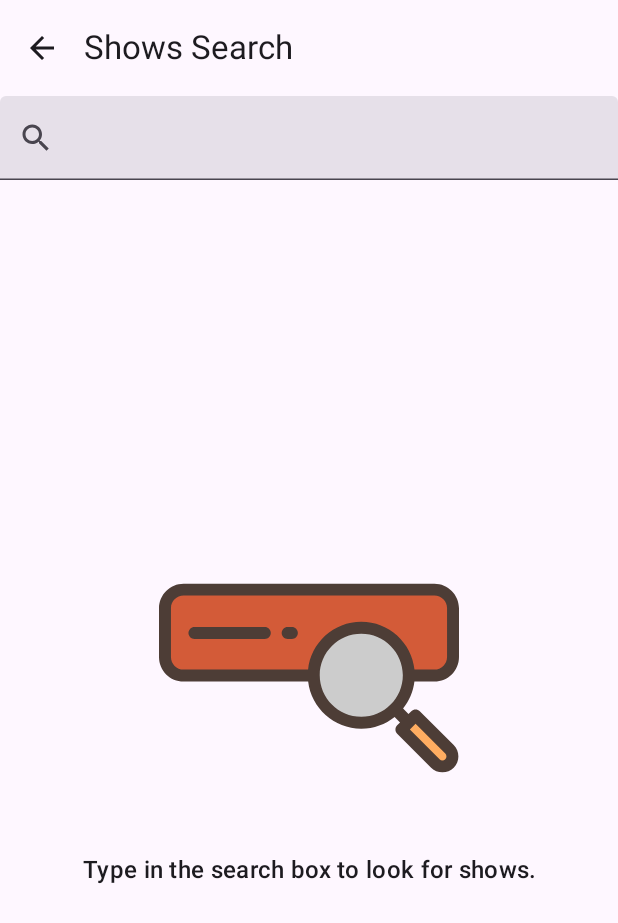
After one commit to DPVelarde/TvShowsSample, an Android app built with Jetpack Compose: the TvShowsSearchRoute screen opened through its navigation route, on a phone screen of 412 x 824 dp. The commit adds this screen. Shown: the top 923 px of the screen. Run offline under Robolectric (Android 15) with nearby library versions, the phone set to English and light mode, and no system bars; our stand-ins replace Dagger/Hilt's generated code.

Commit message:
- Add search feature

```diff
--- a/app/src/main/java/com/daniel/tvshowssample/schedule/TvShowsScheduleRoute.kt
+++ b/app/src/main/java/com/daniel/tvshowssample/schedule/TvShowsScheduleRoute.kt
@@ -4,6 +4,7 @@ import androidx.compose.runtime.Composable
 import androidx.compose.runtime.LaunchedEffect
 import androidx.hilt.navigation.compose.hiltViewModel
 import androidx.navigation.NavController
+import com.daniel.tvshowssample.ui.navigation.Screens
 
 @Composable
 fun TvShowsScheduleRoute(
@@ -14,6 +15,9 @@ fun TvShowsScheduleRoute(
         state = viewModel.state.value,
         onShowClicked = {
             navController.navigate("detail/${it.id}")
+        },
+        onSearchClicked = {
+            navController.navigate(Screens.ShowSearch.route)
         }
     )
 }
--- a/app/src/main/java/com/daniel/tvshowssample/schedule/TvShowsScheduleScreen.kt
+++ b/app/src/main/java/com/daniel/tvshowssample/schedule/TvShowsScheduleScreen.kt
@@ -3,7 +3,11 @@ package com.daniel.tvshowssample.schedule
 import androidx.compose.foundation.layout.Box
 import androidx.compose.foundation.layout.fillMaxSize
 import androidx.compose.foundation.layout.padding
+import androidx.compose.material.icons.Icons
+import androidx.compose.material.icons.filled.Search
 import androidx.compose.material3.ExperimentalMaterial3Api
+import androidx.compose.material3.Icon
+import androidx.compose.material3.IconButton
 import androidx.compose.material3.Scaffold
 import androidx.compose.material3.Text
 import androidx.compose.material3.TopAppBar
@@ -21,13 +25,19 @@ import com.daniel.tvshowssample.ui.theme.TvShowsSampleTheme
 @Composable
 fun TvShowsScheduleScreen(
     state: TvShowsScheduleViewState,
-    onShowClicked: (Show) -> Unit = {}
+    onShowClicked: (Show) -> Unit = {},
+    onSearchClicked: () -> Unit = {}
 ) {
     Scaffold(
         topBar = {
             TopAppBar(
                 title = {
                     Text(text = stringResource(id = R.string.shows_schedule_title))
+                },
+                actions = {
+                    IconButton(onClick = onSearchClicked) {
+                        Icon(imageVector = Icons.Default.Search, contentDescription = null)
+                    }
                 }
             )
         }
--- /dev/null
+++ b/app/src/main/java/com/daniel/tvshowssample/search/TvShowsSearchRoute.kt
@@ -0,0 +1,23 @@
+package com.daniel.tvshowssample.search
+
+import androidx.compose.runtime.Composable
+import androidx.navigation.NavController
+
+@Composable
+fun TvShowsSearchRoute(
+    viewModel: TvShowsSearchViewModel,
+    navController: NavController
+) {
+    TvShowsSearchScreen(
+        state = viewModel.state.value,
+        onShowClicked = {
+            navController.navigate("detail/${it.id}")
+        },
+        onShowSearch = {
+            viewModel.searchTvShows(it)
+        },
+        onBackPressed = {
+            navController.navigateUp()
+        }
+    )
+}
--- /dev/null
+++ b/app/src/main/java/com/daniel/tvshowssample/search/TvShowsSearchScreen.kt
@@ -0,0 +1,136 @@
+package com.daniel.tvshowssample.search
+
+import androidx.compose.foundation.layout.Box
+import androidx.compose.foundation.layout.Column
+import androidx.compose.foundation.layout.fillMaxSize
+import androidx.compose.foundation.layout.fillMaxWidth
+import androidx.compose.foundation.layout.padding
+import androidx.compose.foundation.text.KeyboardActions
+import androidx.compose.foundation.text.KeyboardOptions
+import androidx.compose.material.icons.Icons
+import androidx.compose.material.icons.filled.ArrowBack
+import androidx.compose.material.icons.filled.Search
+import androidx.compose.material3.ExperimentalMaterial3Api
+import androidx.compose.material3.Icon
+import androidx.compose.material3.IconButton
+import androidx.compose.material3.Scaffold
+import androidx.compose.material3.Text
+import androidx.compose.material3.TextField
+import androidx.compose.material3.TopAppBar
+import androidx.compose.runtime.Composable
+import androidx.compose.runtime.LaunchedEffect
+import androidx.compose.runtime.getValue
+import androidx.compose.runtime.mutableStateOf
+import androidx.compose.runtime.remember
+import androidx.compose.runtime.setValue
+import androidx.compose.ui.Modifier
+import androidx.compose.ui.res.stringResource
+import androidx.compose.ui.text.input.ImeAction
+import androidx.compose.ui.text.input.TextFieldValue
+import androidx.compose.ui.tooling.preview.Preview
+import com.daniel.data.model.Show
+import com.daniel.tvshowssample.R
+import com.daniel.tvshowssample.ui.component.GenericErrorScreen
+import com.daniel.tvshowssample.ui.component.InformationScreen
+import com.daniel.tvshowssample.ui.component.LoadingScreen
+import com.daniel.tvshowssample.ui.theme.TvShowsSampleTheme
+import kotlinx.coroutines.delay
+
+private const val INPUT_DEBOUNCE_TIME = 2000L
+
+@OptIn(ExperimentalMaterial3Api::class)
+@Composable
+fun TvShowsSearchScreen(
+    state: TvShowsSearchViewState,
+    onShowClicked: (Show) -> Unit = {},
+    onShowSearch: (String) -> Unit = {},
+    onBackPressed: () -> Unit = {}
+) {
+    var queryText by remember { mutableStateOf(TextFieldValue("")) }
+
+    Scaffold(
+        topBar = {
+            TopAppBar(
+                title = {
+                    Text(text = stringResource(id = R.string.shows_search_title))
+                },
+                navigationIcon = {
+                    IconButton(onClick = onBackPressed) {
+                        Icon(imageVector = Icons.Default.ArrowBack, contentDescription = null)
+                    }
+                }
+            )
+        }
+    ) { it ->
+        Box(
+            modifier = Modifier
+                .fillMaxSize()
+                .padding(it)
+        ) {
+            Column {
+                TextField(
+                    modifier = Modifier.fillMaxWidth(),
+                    value = queryText,
+                    onValueChange = { value ->
+                        queryText = value
+                    },
+                    leadingIcon = {
+                        Icon(imageVector = Icons.Default.Search, contentDescription = null)
+                    },
+                    singleLine = true,
+                    keyboardActions = KeyboardActions(
+                        onSearch = {
+                            onShowSearch(queryText.text)
+                        }
+                    ),
+                    keyboardOptions = KeyboardOptions(imeAction = ImeAction.Search)
+                )
+                when (true) {
+                    (state.shows != null) -> {
+                        if (state.shows.isNotEmpty()) {
+                            TvShowsSearchScreenContent(
+                                items = state.shows,
+                                onShowClicked = onShowClicked
+                            )
+                        } else {
+                            InformationScreen(
+                                image = R.drawable.il_not_found,
+                                text = stringResource(id = R.string.shows_search_not_found)
+                            )
+                        }
+                    }
+
+                    (state.error != null) -> {
+                        GenericErrorScreen()
+                    }
+
+                    (state.isLoading) -> {
+                        LoadingScreen()
+                    }
+
+                    else -> {
+                        InformationScreen(
+                            image = R.drawable.il_search_image,
+                            text = stringResource(id = R.string.shows_search_placeholder)
+                        )
+                    }
+                }
+            }
+        }
+    }
+
+    LaunchedEffect(key1 = queryText) {
+        if (queryText.text.isBlank()) return@LaunchedEffect
+
+        delay(INPUT_DEBOUNCE_TIME)
+        onShowSearch(queryText.text)
+    }
+}
+
+@Preview
+@Composable
+internal fun TvShowsSearchScreenPreview() {
+    TvShowsSampleTheme {
+        TvShowsSearchScreen(state = TvShowsSearchViewState())
+    }
+}
--- /dev/null
+++ b/app/src/main/java/com/daniel/tvshowssample/search/TvShowsSearchViewModel.kt
@@ -0,0 +1,32 @@
+package com.daniel.tvshowssample.search
+
+import androidx.compose.runtime.mutableStateOf
+import androidx.lifecycle.ViewModel
+import androidx.lifecycle.viewModelScope
+import com.daniel.domain.SearchTvShowsUseCase
+import dagger.hilt.android.lifecycle.HiltViewModel
+import kotlinx.coroutines.flow.catch
+import kotlinx.coroutines.flow.launchIn
+import kotlinx.coroutines.flow.onEach
+import kotlinx.coroutines.flow.onStart
+import javax.inject.Inject
+
+@HiltViewModel
+class TvShowsSearchViewModel @Inject constructor(
+    private val searchTvShowsUseCase: SearchTvShowsUseCase
+) : ViewModel() {
+    var state = mutableStateOf(TvShowsSearchViewState())
+        private set
+
+    fun searchTvShows(query: String) {
+        if (query.isEmpty()) return
+
+        searchTvShowsUseCase(query)
+            .onStart { state.value = TvShowsSearchViewState(isLoading = true) }
+            .onEach {
+                state.value = TvShowsSearchViewState(shows = it)
+            }
+            .catch { state.value = TvShowsSearchViewState(error = it) }
+            .launchIn(viewModelScope)
+    }
+}
--- /dev/null
+++ b/app/src/main/java/com/daniel/tvshowssample/search/TvShowsSearchViewState.kt
@@ -0,0 +1,9 @@
+package com.daniel.tvshowssample.search
+
+import com.daniel.data.model.Show
+
+data class TvShowsSearchViewState(
+    val isLoading: Boolean = false,
+    val error: Throwable? = null,
+    val shows: List<Show>? = null
+)
--- a/app/src/main/java/com/daniel/tvshowssample/ui/component/ErrorScreen.kt
+++ b/app/src/main/java/com/daniel/tvshowssample/ui/component/InformationScreen.kt
@@ -21,7 +21,7 @@ import com.daniel.tvshowssample.R
 import com.daniel.tvshowssample.ui.theme.TvShowsSampleTheme
 
 @Composable
-fun ErrorScreen(
+fun InformationScreen(
     @DrawableRes image: Int,
     text: String
 ) {
@@ -33,15 +33,16 @@ fun ErrorScreen(
     ) {
         Column(horizontalAlignment = Alignment.CenterHorizontally) {
             Image(
-                modifier = Modifier.size(300.dp),
+                modifier = Modifier.size(200.dp),
                 painter = painterResource(id = image),
                 contentDescription = null
             )
             Text(
-                modifier = Modifier.fillMaxWidth()
-                    .padding(top = 8.dp),
+                modifier = Modifier
+                    .fillMaxWidth()
+                    .padding(top = 16.dp),
                 text = text,
-                style = MaterialTheme.typography.headlineSmall,
+                style = MaterialTheme.typography.titleMedium,
                 textAlign = TextAlign.Center
             )
         }
@@ -50,12 +51,12 @@ fun ErrorScreen(
 
 @Composable
 fun GenericErrorScreen() {
-    ErrorScreen(image = R.drawable.il_generic_error, text = "Error genérico.")
+    InformationScreen(image = R.drawable.il_generic_error, text = "Error genérico.")
 }
 
 @Preview
 @Composable
-fun GenericErrorScreenPreview() {
+fun InformationScreenPreview() {
     TvShowsSampleTheme {
         GenericErrorScreen()
     }
--- a/app/src/main/java/com/daniel/tvshowssample/ui/navigation/Screens.kt
+++ b/app/src/main/java/com/daniel/tvshowssample/ui/navigation/Screens.kt
@@ -4,5 +4,6 @@ enum class Screens(
     val route: String
 ) {
     ShowsSchedule("showsschedule"),
-    ShowDetail("detail/{id}")
+    ShowDetail("detail/{id}"),
+    ShowSearch("search")
 }
--- a/app/src/main/java/com/daniel/tvshowssample/ui/navigation/TvShowNavigationHost.kt
+++ b/app/src/main/java/com/daniel/tvshowssample/ui/navigation/TvShowNavigationHost.kt
@@ -7,9 +7,9 @@ import androidx.navigation.NavType
 import androidx.navigation.compose.NavHost
 import androidx.navigation.compose.composable
 import androidx.navigation.navArgument
-import androidx.navigation.navigation
 import com.daniel.tvshowssample.detail.TvShowDetailRoute
 import com.daniel.tvshowssample.schedule.TvShowsScheduleRoute
+import com.daniel.tvshowssample.search.TvShowsSearchRoute
 
 @Composable
 fun TvShowNavigationHost(
@@ -37,5 +37,14 @@ fun TvShowNavigationHost(
                 id = id
             )
         }
+
+        composable(
+            route = Screens.ShowSearch.route
+        ) {
+            TvShowsSearchRoute(
+                viewModel = hiltViewModel(),
+                navController = navController
+            )
+        }
     }
 }
--- a/app/src/main/res/drawable/il_generic_error.xml
+++ b/app/src/main/res/drawable/il_generic_error.xml
@@ -1,5 +1,5 @@
-<vector android:height="600dp" android:viewportHeight="24"
-    android:viewportWidth="24" android:width="600dp" xmlns:android="http://schemas.android.com/apk/res/android">
+<vector android:height="200dp" android:viewportHeight="24"
+    android:viewportWidth="24" android:width="200dp" xmlns:android="http://schemas.android.com/apk/res/android">
     <path android:fillColor="#1C274C" android:fillType="evenOdd" android:pathData="M10.854,14.51C11.124,14.824 11.089,15.298 10.775,15.568L8.019,17.943H10.286C10.599,17.943 10.88,18.138 10.989,18.431C11.098,18.725 11.013,19.056 10.775,19.261L6.49,22.953C6.176,23.223 5.702,23.188 5.432,22.875C5.161,22.561 5.197,22.087 5.51,21.817L8.266,19.443H6C5.687,19.443 5.406,19.248 5.297,18.954C5.188,18.66 5.273,18.329 5.51,18.124L9.796,14.432C10.11,14.161 10.584,14.197 10.854,14.51ZM15.53,14.97C15.823,15.263 15.823,15.737 15.53,16.03L13.53,18.03C13.238,18.323 12.763,18.323 12.47,18.03C12.177,17.737 12.177,17.263 12.47,16.97L14.47,14.97C14.763,14.677 15.238,14.677 15.53,14.97ZM17.53,18.47C17.823,18.763 17.823,19.237 17.53,19.53L15.53,21.53C15.238,21.823 14.763,21.823 14.47,21.53C14.177,21.237 14.177,20.763 14.47,20.47L16.47,18.47C16.763,18.177 17.237,18.177 17.53,18.47ZM13.53,19.47C13.823,19.763 13.823,20.237 13.53,20.53L11.53,22.53C11.238,22.823 10.763,22.823 10.47,22.53C10.177,22.237 10.177,21.763 10.47,21.47L12.47,19.47C12.763,19.177 13.238,19.177 13.53,19.47Z"/>
     <path android:fillAlpha="0.5" android:fillColor="#1C274C"
         android:pathData="M16.286,19C19.442,19 22,16.472 22,13.353C22,10.881 20.393,8.78 18.155,8.015C17.837,5.194 15.416,3 12.476,3C9.32,3 6.762,5.528 6.762,8.647C6.762,9.337 6.887,9.998 7.116,10.609C6.847,10.557 6.57,10.529 6.286,10.529C3.919,10.529 2,12.426 2,14.765C2,17.104 3.919,19 6.286,19H16.286Z" android:strokeAlpha="0.5"/>
--- /dev/null
+++ b/app/src/main/res/drawable/il_not_found.xml
@@ -0,0 +1,64 @@
+<vector android:height="200dp" android:viewportHeight="64"
+    android:viewportWidth="64" android:width="200dp" xmlns:android="http://schemas.android.com/apk/res/android">
+    <path android:fillColor="#3e4f59" android:fillType="evenOdd"
+        android:pathData="m10,9h49v6h-49z" android:strokeLineCap="round"
+        android:strokeLineJoin="round" android:strokeWidth="2"/>
+    <path android:fillColor="#acbec2" android:fillType="evenOdd"
+        android:pathData="m10,15h49v40h-49z"
+        android:strokeLineCap="round" android:strokeLineJoin="round" android:strokeWidth="2.00001"/>
+    <path android:fillColor="#e8edee" android:fillType="evenOdd"
+        android:pathData="m10,15v40h29.77a28.484,41.393 35.599,0 0,18.625 -40z"
+        android:strokeColor="#00000000" android:strokeLineCap="round"
+        android:strokeLineJoin="round" android:strokeWidth="2.00002"/>
+    <path android:fillColor="#000000" android:fillType="evenOdd"
+        android:pathData="m12,8c-1.645,0 -3,1.355 -3,3v40c0,0.552 0.448,1 1,1 0.552,0 1,-0.448 1,-1v-40c0,-0.564 0.436,-1 1,-1h45c0.564,0 1,0.436 1,1v3h-42c-0.552,0 -1,0.448 -1,1 0,0.552 0.448,1 1,1h42v37c0,0.564 -0.436,1 -1,1h-49c-0.552,0 -1,0.448 -1,1 0,0.552 0.448,1 1,1h49c1.645,0 3,-1.355 3,-3 0,-14 0,-28 0,-42 0,-1.645 -1.355,-3 -3,-3z"
+        android:strokeLineCap="round" android:strokeLineJoin="round"/>
+    <path android:fillColor="#ed7161" android:fillType="evenOdd"
+        android:pathData="m55,11c-0.552,0 -1,0.448 -1,1 0,0.552 0.448,1 1,1 0.552,0 1,-0.448 1,-1 0,-0.552 -0.448,-1 -1,-1z"
+        android:strokeLineCap="round" android:strokeLineJoin="round"/>
+    <path android:fillColor="#ecba16" android:fillType="evenOdd"
+        android:pathData="m51,11c-0.552,0 -1,0.448 -1,1 0,0.552 0.448,1 1,1 0.552,0 1,-0.448 1,-1 0,-0.552 -0.448,-1 -1,-1z"
+        android:strokeLineCap="round" android:strokeLineJoin="round"/>
+    <path android:fillColor="#42b05c" android:fillType="evenOdd"
+        android:pathData="m47,11c-0.552,0 -1,0.448 -1,1 0,0.552 0.448,1 1,1 0.552,0 1,-0.448 1,-1 0,-0.552 -0.448,-1 -1,-1z"
+        android:strokeLineCap="round" android:strokeLineJoin="round"/>
+    <path android:fillColor="#000000" android:fillType="evenOdd"
+        android:pathData="m5,54a1,1 0,0 0,-1 1,1 1,0 0,0 1,1 1,1 0,0 0,1 -1,1 1,0 0,0 -1,-1z"
+        android:strokeLineCap="round" android:strokeLineJoin="round"/>
+    <path android:fillColor="#000000" android:fillType="evenOdd"
+        android:pathData="m13,14c-0.552,0 -1,0.448 -1,1 0,0.552 0.448,1 1,1 0.552,0 1,-0.448 1,-1 0,-0.552 -0.448,-1 -1,-1z"
+        android:strokeLineCap="round" android:strokeLineJoin="round"/>
+    <path android:fillColor="#0075d3" android:fillType="evenOdd"
+        android:pathData="M22,24L47,24A2,2 0,0 1,49 26L49,44A2,2 0,0 1,47 46L22,46A2,2 0,0 1,20 44L20,26A2,2 0,0 1,22 24z"
+        android:strokeColor="#00000000" android:strokeLineCap="round"
+        android:strokeLineJoin="round" android:strokeWidth="2"/>
+    <path android:fillColor="#0588e2" android:fillType="evenOdd"
+        android:pathData="m22,24c-1.108,0 -2,0.892 -2,2v18c0,1.108 0.892,2 2,2h19.584A19.317,16.375 0,0 0,46.221 35.367,19.317 16.375,0 0,0 40.803,24Z"
+        android:strokeColor="#00000000" android:strokeLineCap="round"
+        android:strokeLineJoin="round" android:strokeWidth="2"/>
+    <path android:fillColor="#fe73c5" android:fillType="evenOdd"
+        android:pathData="M20,24h29v6h-29z"
+        android:strokeLineCap="round" android:strokeLineJoin="round" android:strokeWidth="2"/>
+    <path android:fillColor="#fe93d3" android:fillType="evenOdd"
+        android:pathData="m20,24v6h24.59a14,8.5 0,0 0,0.109 -1,14 8.5,0 0,0 -2.68,-5z"
+        android:strokeLineCap="round" android:strokeLineJoin="round" android:strokeWidth="2"/>
+    <path android:fillColor="#918383" android:fillType="evenOdd"
+        android:pathData="m20,30h29" android:strokeLineCap="round"
+        android:strokeLineJoin="round" android:strokeWidth="2"/>
+    <path android:fillColor="#000000" android:fillType="evenOdd"
+        android:pathData="m22,23c-1.645,0 -3,1.355 -3,3 0,1.972 0,3.944 0,5.916 0,0.552 0.448,1 1,1 0.552,0 1,-0.448 1,-1L21,31h27v6c0,0.552 0.448,1 1,1 0.552,0 1,-0.448 1,-1 0,-3.667 0,-7.333 0,-11 0,-1.645 -1.355,-3 -3,-3zM22,25h25c0.571,0 1,0.429 1,1v3h-27v-3c0,-0.571 0.429,-1 1,-1zM20,35c-0.552,0 -1,0.448 -1,1v8c0,1.645 1.355,3 3,3h25c1.645,0 3,-1.355 3,-3v-3c0,-0.552 -0.448,-1 -1,-1 -0.552,0 -1,0.448 -1,1v3c0,0.571 -0.429,1 -1,1h-25c-0.571,0 -1,-0.429 -1,-1v-8c0,-0.552 -0.448,-1 -1,-1z"
+        android:strokeLineCap="round" android:strokeLineJoin="round"/>
+    <path android:fillColor="#000000" android:fillType="evenOdd"
+        android:pathData="m25.936,33.002c-0.452,0.029 -0.828,0.359 -0.916,0.803l-1,5C23.896,39.423 24.369,40 25,40h3v2c0,0.552 0.448,1 1,1 0.552,0 1,-0.448 1,-1 0,-1.667 0,-3.333 0,-5 0,-0.552 -0.448,-1 -1,-1 -0.552,0 -1,0.448 -1,1v1h-1.781l0.762,-3.805c0.108,-0.541 -0.244,-1.068 -0.785,-1.176 -0.085,-0.017 -0.173,-0.023 -0.26,-0.018z"
+        android:strokeLineCap="round" android:strokeLineJoin="round"/>
+    <path android:fillColor="#ffc343" android:fillType="evenOdd"
+        android:pathData="m35,34c1.108,0 2,0.892 2,2v3c0,1.108 -0.892,2 -2,2 -1.108,0 -2,-0.892 -2,-2v-3c0,-1.108 0.892,-2 2,-2z"
+        android:strokeColor="#00000000" android:strokeLineCap="round"
+        android:strokeLineJoin="round" android:strokeWidth="2"/>
+    <path android:fillColor="#000000" android:fillType="evenOdd"
+        android:pathData="m35,33c-1.645,0 -3,1.355 -3,3v3c0,1.645 1.355,3 3,3 1.645,0 3,-1.355 3,-3v-3a1,1 0,0 0,-1 -1,1 1,0 0,0 -1,1v3c0,0.571 -0.429,1 -1,1 -0.571,0 -1,-0.429 -1,-1v-3c0,-0.571 0.429,-1 1,-1a1,1 0,0 0,1 -1,1 1,0 0,0 -1,-1z"
+        android:strokeLineCap="round" android:strokeLineJoin="round"/>
+    <path android:fillColor="#000000" android:fillType="evenOdd"
+        android:pathData="m41.936,33.002c-0.452,0.029 -0.828,0.359 -0.916,0.803l-1,5C39.896,39.423 40.369,40 41,40h3v2c0,0.552 0.448,1 1,1 0.552,0 1,-0.448 1,-1 0,-1.667 0,-3.333 0,-5 0,-0.552 -0.448,-1 -1,-1 -0.552,0 -1,0.448 -1,1v1h-1.781l0.762,-3.805c0.108,-0.541 -0.244,-1.068 -0.785,-1.176 -0.085,-0.017 -0.173,-0.023 -0.26,-0.018z"
+        android:strokeLineCap="round" android:strokeLineJoin="round"/>
+</vector>
--- /dev/null
+++ b/app/src/main/res/drawable/il_search_image.xml
@@ -0,0 +1,9 @@
+<vector android:height="200dp" android:viewportHeight="512"
+    android:viewportWidth="512" android:width="200dp" xmlns:android="http://schemas.android.com/apk/res/android">
+    <path android:fillColor="#D35B38" android:pathData="M469.98,251.89H42.01c-17.57,0 -31.82,-14.24 -31.82,-31.82v-83.13c0,-17.57 14.24,-31.82 31.82,-31.82h427.97c17.57,0 31.82,14.24 31.82,31.82v83.13C501.8,237.65 487.56,251.89 469.98,251.89z"/>
+    <path android:fillColor="#CCCCCC" android:pathData="M345.24,251.33m-81.1,0a81.1,81.1 0,1 1,162.21 0a81.1,81.1 0,1 1,-162.21 0"/>
+    <path android:fillColor="#FFAD61" android:pathData="M471.64,401.87l-57.9,-57.9l24.14,-24.14l57.9,57.9c6.66,6.66 6.66,17.47 0,24.14l0,0C489.11,408.53 478.3,408.53 471.64,401.87z"/>
+    <path android:fillColor="#4D3D36" android:pathData="M435.91,262.09h34.08c23.17,0 42.01,-18.85 42.01,-42.01v-83.13c0,-23.17 -18.85,-42.01 -42.01,-42.01H42.01C18.85,94.93 0,113.78 0,136.95v83.13c0,23.17 18.85,42.01 42.01,42.01h212.55c5.34,45.29 43.96,80.54 90.67,80.54c21.51,0 41.3,-7.48 56.92,-19.97l9.22,9.22l-4.86,4.86c-3.98,3.98 -3.98,10.44 0,14.43l57.9,57.9c5.15,5.15 12,7.99 19.28,7.99c7.28,0 14.13,-2.84 19.28,-7.99c10.63,-10.63 10.63,-27.93 0,-38.56l-57.9,-57.9c-3.98,-3.98 -10.44,-3.98 -14.43,0l-4.86,4.86l-9.22,-9.22C426.95,295.27 433.86,279.42 435.91,262.09zM488.56,384.94c2.68,2.68 2.68,7.03 0,9.71c-1.3,1.3 -3.02,2.01 -4.86,2.01c-1.83,0 -3.56,-0.71 -4.86,-2.01l-50.69,-50.69l9.71,-9.71L488.56,384.94zM20.4,220.08v-83.13c0,-11.92 9.7,-21.62 21.62,-21.62h427.97c11.92,0 21.62,9.7 21.62,21.62v83.13c0,11.92 -9.7,21.61 -21.62,21.61h-33.95c-4.83,-45.83 -43.71,-81.67 -90.8,-81.67s-85.97,35.84 -90.8,81.67H42.01C30.1,241.7 20.4,232 20.4,220.08zM274.33,251.33c0,-39.1 31.81,-70.91 70.91,-70.91c39.1,0 70.91,31.81 70.91,70.91c0,39.1 -31.81,70.91 -70.91,70.91C306.14,322.24 274.33,290.43 274.33,251.33z"/>
+    <path android:fillColor="#4D3D36" android:pathData="M180.57,168.83H60.49c-5.63,0 -10.2,4.57 -10.2,10.2s4.57,10.2 10.2,10.2h120.08c5.63,0 10.2,-4.57 10.2,-10.2S186.2,168.83 180.57,168.83z"/>
+    <path android:fillColor="#4D3D36" android:pathData="M226.75,168.83h-7.18c-5.63,0 -10.2,4.57 -10.2,10.2s4.57,10.2 10.2,10.2h7.18c5.63,0 10.2,-4.57 10.2,-10.2S232.38,168.83 226.75,168.83z"/>
+</vector>
--- a/app/src/main/res/values/strings.xml
+++ b/app/src/main/res/values/strings.xml
@@ -4,4 +4,8 @@
     <string name="upcoming_shows">Upcoming Shows in the US</string>
 
     <string name="shows_schedule_title">Shows Schedule</string>
+
+    <string name="shows_search_title">Shows Search</string>
+    <string name="shows_search_placeholder">Type in the search box to look for shows.</string>
+    <string name="shows_search_not_found">There are no shows that matches your query.</string>
 </resources>
--- /dev/null
+++ b/domain/src/main/java/com/daniel/domain/SearchTvShowsUseCase.kt
@@ -0,0 +1,10 @@
+package com.daniel.domain
+
+import com.daniel.data.TvShowsRepository
+import javax.inject.Inject
+
+class SearchTvShowsUseCase @Inject constructor(
+    private val tvShowsRepository: TvShowsRepository
+) {
+    operator fun invoke(query: String) = tvShowsRepository.search(query)
+}
--- a/framework/src/main/java/com/daniel/framework/data/TvShowsApi.kt
+++ b/framework/src/main/java/com/daniel/framework/data/TvShowsApi.kt
@@ -2,12 +2,12 @@ package com.daniel.framework.data
 
 import com.daniel.framework.data.dto.ShowResponse
 import com.daniel.framework.data.dto.ShowScheduleResponse
+import com.daniel.framework.data.dto.ShowSearchResponse
 import retrofit2.http.GET
 import retrofit2.http.Path
 import retrofit2.http.Query
 
 internal interface TvShowsApi {
-
     @GET("schedule")
     suspend fun getShowsSchedule(
         @Query("country") country: String? = null,
@@ -19,4 +19,8 @@ internal interface TvShowsApi {
         @Path("id") id: Int
     ): ShowResponse
 
+    @GET("search/shows")
+    suspend fun searchShow(
+        @Query("q") query: String
+    ): List<ShowSearchResponse>
 }
--- a/framework/src/main/java/com/daniel/framework/data/TvShowsMapper.kt
+++ b/framework/src/main/java/com/daniel/framework/data/TvShowsMapper.kt
@@ -16,6 +16,7 @@ import com.daniel.framework.data.dto.NetworkResponse
 import com.daniel.framework.data.dto.ScheduleResponse
 import com.daniel.framework.data.dto.ShowResponse
 import com.daniel.framework.data.dto.ShowScheduleResponse
+import com.daniel.framework.data.dto.ShowSearchResponse
 import javax.inject.Inject
 
 internal class TvShowsMapper @Inject constructor() {
@@ -128,4 +129,7 @@ internal class TvShowsMapper @Inject constructor() {
         )
     }
 
+    fun showsSearchResponseToModel(results: List<ShowSearchResponse>): List<Show> {
+        return results.map { showDetailResponseToModel(show = it.show) }
+    }
 }
--- a/framework/src/main/java/com/daniel/framework/data/TvShowsMazeSource.kt
+++ b/framework/src/main/java/com/daniel/framework/data/TvShowsMazeSource.kt
@@ -1,8 +1,8 @@
 package com.daniel.framework.data
 
 import com.daniel.data.TvShowsRemoteSource
+import com.daniel.data.model.Show
 import com.daniel.data.model.ShowSchedule
-import com.daniel.data.model.Show
 import kotlinx.coroutines.flow.Flow
 import kotlinx.coroutines.flow.flow
 import javax.inject.Inject
@@ -19,7 +19,7 @@ internal class TvShowsMazeSource @Inject constructor(
         emit(tvShowsMapper.showDetailResponseToModel(tvSHowsApi.getShowDetail(id)))
     }
 
-    override fun search(query: String): Flow<List<Show>> {
-        TODO("Not yet implemented")
+    override fun search(query: String): Flow<List<Show>> = flow {
+        emit(tvShowsMapper.showsSearchResponseToModel(tvSHowsApi.searchShow(query)))
     }
 }
--- /dev/null
+++ b/framework/src/main/java/com/daniel/framework/data/dto/ShowSearchResponse.kt
@@ -0,0 +1,6 @@
+package com.daniel.framework.data.dto
+
+internal data class ShowSearchResponse(
+    val score: Double = 0.0,
+    val show: ShowResponse
+)
```
Also changed, not shown: app/src/main/java/com/daniel/tvshowssample/search/TvShowsSearchScreenContent.kt (added, +57 -0 lines), app/src/main/java/com/daniel/tvshowssample/search/item/TvShowsSearchItem.kt (added, +100 -0 lines).
